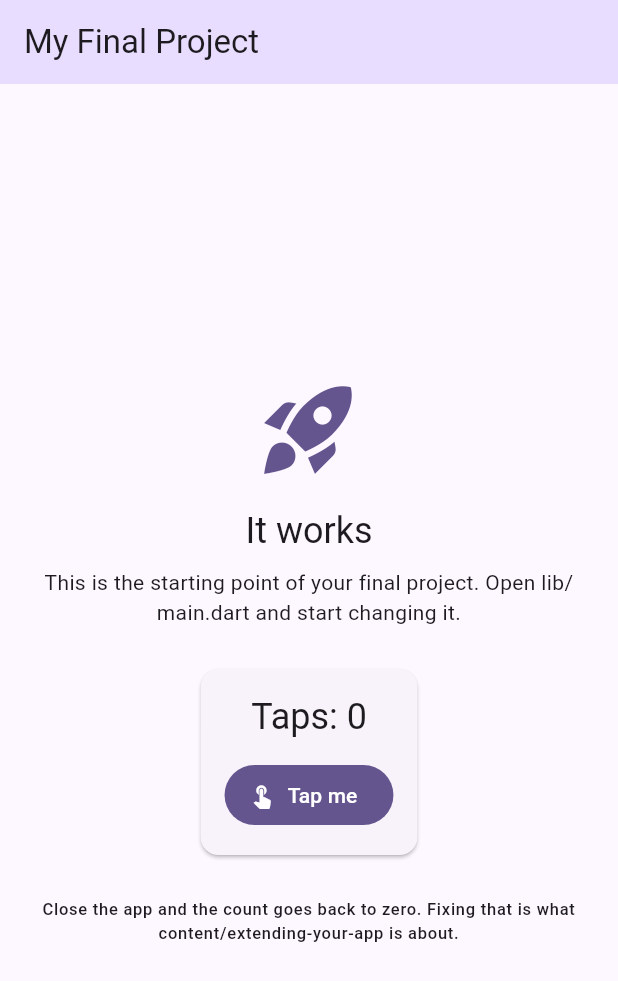
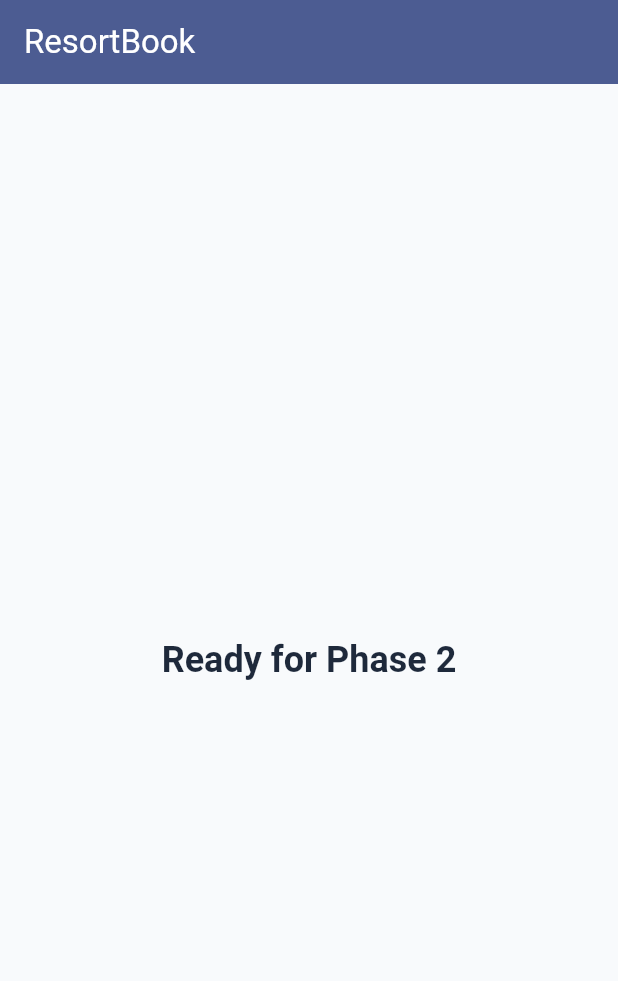
Before and after one commit to Simpledog1/6ADET-Final-Project-ResortBook-, a Flutter app: the screen it shows after launch, on a phone screen of 412 x 824 dp. Shown: the top 981 px of the screen. Run offline on Flutter 3.47's test engine with Material 3 defaults, Android fonts, the phone set to English and light mode, and no system bars.

Commit message:
Update main.dart

```diff
--- a/lib/main.dart
+++ b/lib/main.dart
@@ -1,142 +1,42 @@
-// This is your app. It runs as it is: press run and you get the screen below.
-//
-// Nothing here is precious. Change the title, change the colors, delete the
-// counter, add your own screens. It exists so that the repository is a working
-// Flutter app from minute one instead of an empty folder.
-//
-// Everything in this file is Module 4 and 5 material: StatelessWidget,
-// StatefulWidget, setState, Scaffold, AppBar, Column, Card, FilledButton.
-
-import 'package:device_preview/device_preview.dart';
+// Location: lib/main.dart
 import 'package:flutter/material.dart';
+import 'theme/app_theme.dart';
 
 void main() {
-  runApp(
-    // DevicePreview draws a phone frame around your app, so it is judged at the
-    // size it was designed for instead of stretched across a laptop window.
-    //
-    // It is left ON in the deployed build on purpose: your live link is opened
-    // on a desktop browser, and a phone layout at full desktop width looks
-    // broken when it is not. The toolbar also lets a visitor switch device and
-    // orientation.
-    //
-    // Want the clean app with no frame instead (for a portfolio, or because
-    // you made the layout properly responsive)? Add
-    //   import 'package:flutter/foundation.dart' show kReleaseMode;
-    // and set `enabled: !kReleaseMode`, which drops the frame in release builds.
-    DevicePreview(
-      enabled: true,
-      builder: (context) => const MyApp(),
-    ),
-  );
+  runApp(const ResortBookApp());
 }
 
-class MyApp extends StatelessWidget {
-  const MyApp({super.key});
+class ResortBookApp extends StatelessWidget {
+  const ResortBookApp({super.key});
 
   @override
   Widget build(BuildContext context) {
     return MaterialApp(
-      title: 'My Final Project',
+      title: 'ResortBook',
+      theme: AppTheme.lightTheme,
+      // We will replace this placeholder with the actual Dashboard screen in Phase 3
+      home: const PlaceholderDashboard(),
       debugShowCheckedModeBanner: false,
-
-      // These two lines are what make the DevicePreview toolbar actually
-      // change the app. Keep them.
-      locale: DevicePreview.locale(context),
-      builder: DevicePreview.appBuilder,
-
-      // Your design system starts here. One seed color generates a full
-      // Material palette; swap in your own and every screen follows.
-      theme: ThemeData(
-        useMaterial3: true,
-        colorScheme: ColorScheme.fromSeed(seedColor: const Color(0xFF6750A4)),
-      ),
-
-      home: const HomeScreen(),
     );
   }
 }
 
-/// The first screen. Replace it with yours.
-///
-/// It is a StatefulWidget because it remembers something that changes: the
-/// counter. A screen that never changes can be a StatelessWidget instead.
-class HomeScreen extends StatefulWidget {
-  const HomeScreen({super.key});
-
-  @override
-  State<HomeScreen> createState() => _HomeScreenState();
-}
-
-class _HomeScreenState extends State<HomeScreen> {
-  // State: a plain field. Changing it does nothing on its own; the screen only
-  // redraws when you change it inside setState.
-  int _taps = 0;
-
-  void _handleTap() {
-    setState(() {
-      _taps++;
-    });
-  }
+// Temporary widget just to verify the theme is working
+class PlaceholderDashboard extends StatelessWidget {
+  const PlaceholderDashboard({super.key});
 
   @override
   Widget build(BuildContext context) {
-    // Reading colors and text styles from the theme, instead of hardcoding
-    // them, is what keeps every screen looking like the same app.
-    final theme = Theme.of(context);
-
     return Scaffold(
       appBar: AppBar(
-        title: const Text('My Final Project'),
-        backgroundColor: theme.colorScheme.primaryContainer,
+        title: const Text('ResortBook'),
+        backgroundColor: Theme.of(context).colorScheme.primary,
+        foregroundColor: Theme.of(context).colorScheme.onPrimary,
       ),
       body: Center(
-        child: Padding(
-          padding: const EdgeInsets.all(24),
-          child: Column(
-            mainAxisAlignment: MainAxisAlignment.center,
-            children: [
-              Icon(
-                Icons.rocket_launch,
-                size: 72,
-                color: theme.colorScheme.primary,
-              ),
-              const SizedBox(height: 16),
-              Text('It works', style: theme.textTheme.headlineSmall),
-              const SizedBox(height: 8),
-              Text(
-                'This is the starting point of your final project. '
-                'Open lib/main.dart and start changing it.',
-                textAlign: TextAlign.center,
-                style: theme.textTheme.bodyMedium,
-              ),
-              const SizedBox(height: 24),
-              Card(
-                child: Padding(
-                  padding: const EdgeInsets.all(16),
-                  child: Column(
-                    children: [
-                      Text('Taps: $_taps',
-                          style: theme.textTheme.headlineSmall),
-                      const SizedBox(height: 12),
-                      FilledButton.icon(
-                        onPressed: _handleTap,
-                        icon: const Icon(Icons.touch_app),
-                        label: const Text('Tap me'),
-                      ),
-                    ],
-                  ),
-                ),
-              ),
-              const SizedBox(height: 24),
-              Text(
-                'Close the app and the count goes back to zero. '
-                'Fixing that is what content/extending-your-app is about.',
-                textAlign: TextAlign.center,
-                style: theme.textTheme.labelSmall,
-              ),
-            ],
-          ),
+        child: Text(
+          'Ready for Phase 2',
+          style: Theme.of(context).textTheme.headlineSmall,
         ),
       ),
     );
```
